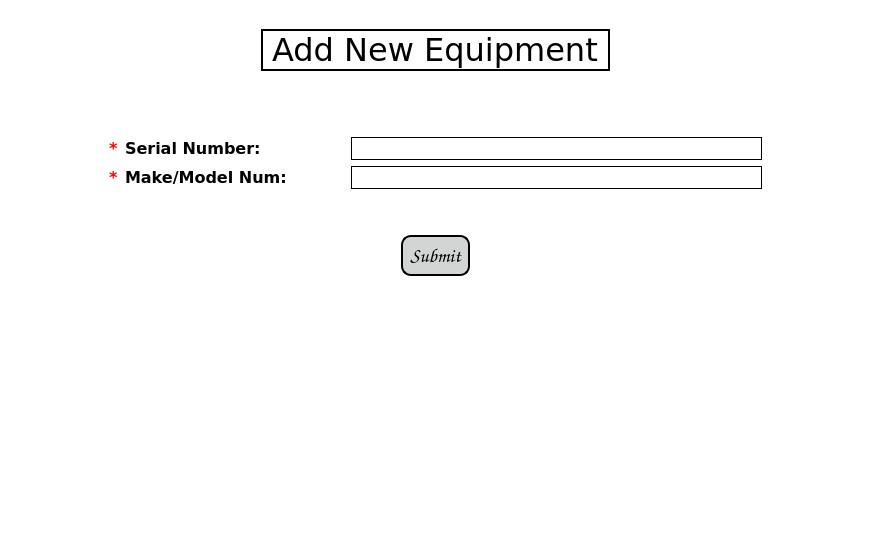
This is app/gui/resources/add_equipment_page.ui in JasonLaux/DC-Boxjelly as Qt 5 draws it before an edit. The edited form follows.
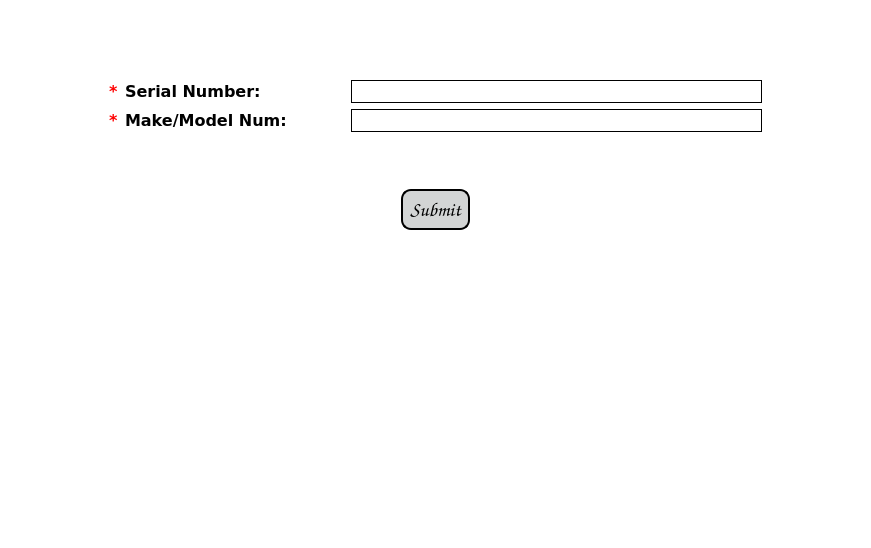
This is the edited form.

Commit message: Removed headers, edited UI layout

The edit to the form file:
```diff
--- a/app/gui/resources/add_equipment_page.ui
+++ b/app/gui/resources/add_equipment_page.ui
@@ -18,41 +18,6 @@
   </property>
   <widget class="QWidget" name="centralwidget">
    <layout class="QVBoxLayout" name="verticalLayout_13">
-    <item>
-     <spacer name="horizontalSpacer_82">
-      <property name="orientation">
-       <enum>Qt::Horizontal</enum>
-      </property>
-      <property name="sizeHint" stdset="0">
-       <size>
-        <width>844</width>
-        <height>20</height>
-       </size>
-      </property>
-     </spacer>
-    </item>
-    <item alignment="Qt::AlignHCenter">
-     <widget class="QLabel" name="headerLabel">
-      <property name="maximumSize">
-       <size>
-        <width>16777215</width>
-        <height>50</height>
-       </size>
-      </property>
-      <property name="font">
-       <font>
-        <family>Verdana</family>
-        <pointsize>24</pointsize>
-       </font>
-      </property>
-      <property name="frameShape">
-       <enum>QFrame::WinPanel</enum>
-      </property>
-      <property name="text">
-       <string>Add New Equipment</string>
-      </property>
-     </widget>
-    </item>
     <item>
      <spacer name="horizontalSpacer_69">
       <property name="orientation">
```
Left out of the diff: 2 changed lines with no effect on the pictures. The commit also changes 6 other files.
